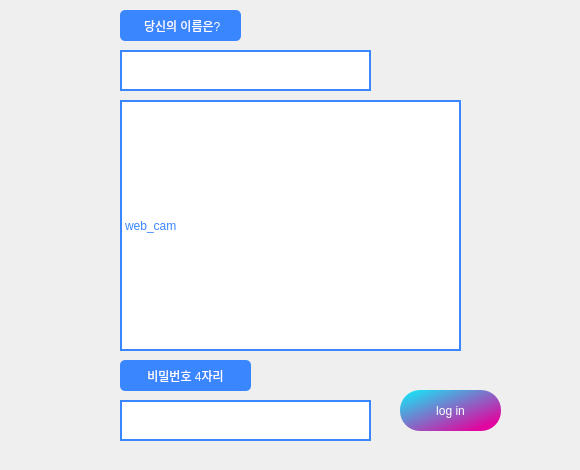
First picture: the form in GUI/ui/Login.ui, repository addinedu-ros-4th/deeplearning-repo-6, before the edit.
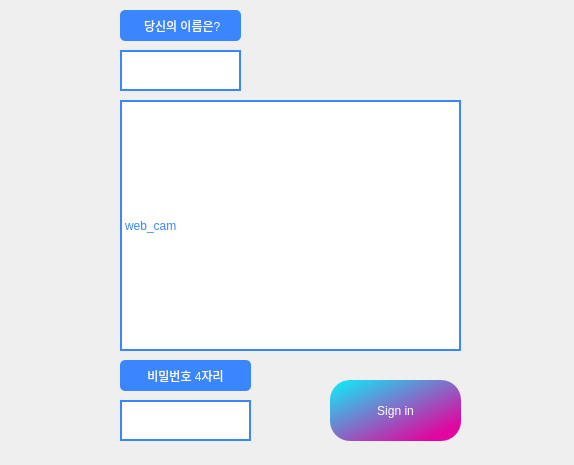
Second picture: the form after the edit.

Commit message: Change User Interface Improvement

Patch:
```diff
--- a/GUI/ui/Login.ui
+++ b/GUI/ui/Login.ui
@@ -6,8 +6,8 @@
    <rect>
     <x>0</x>
     <y>0</y>
-    <width>580</width>
-    <height>470</height>
+    <width>574</width>
+    <height>465</height>
    </rect>
   </property>
   <property name="windowTitle">
@@ -16,10 +16,10 @@
   <widget class="QPushButton" name="Btn_Login">
    <property name="geometry">
     <rect>
-     <x>400</x>
-     <y>390</y>
-     <width>101</width>
-     <height>41</height>
+     <x>330</x>
+     <y>380</y>
+     <width>131</width>
+     <height>61</height>
     </rect>
    </property>
    <property name="styleSheet">
@@ -28,7 +28,7 @@
 	border-radius: 20px;</string>
    </property>
    <property name="text">
-    <string>log in</string>
+    <string>Sign in</string>
    </property>
   </widget>
   <widget class="QTextEdit" name="Txt_Name">
@@ -36,7 +36,7 @@
     <rect>
      <x>120</x>
      <y>50</y>
-     <width>251</width>
+     <width>121</width>
      <height>41</height>
     </rect>
    </property>
@@ -46,6 +46,9 @@
 	background-color: white;
 	border: 2px solid rgb(58, 134, 255);</string>
    </property>
+   <property name="readOnly">
+    <bool>true</bool>
+   </property>
   </widget>
   <widget class="QLabel" name="Label_Name">
    <property name="geometry">
@@ -98,7 +101,7 @@
     <rect>
      <x>120</x>
      <y>400</y>
-     <width>251</width>
+     <width>131</width>
      <height>41</height>
     </rect>
    </property>
```
The commit also changes 4 other files.
